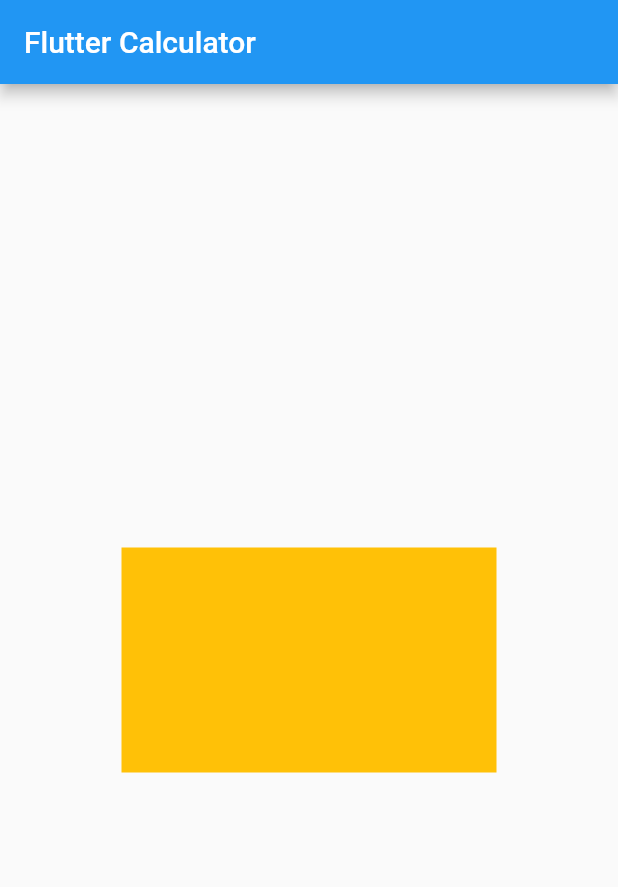
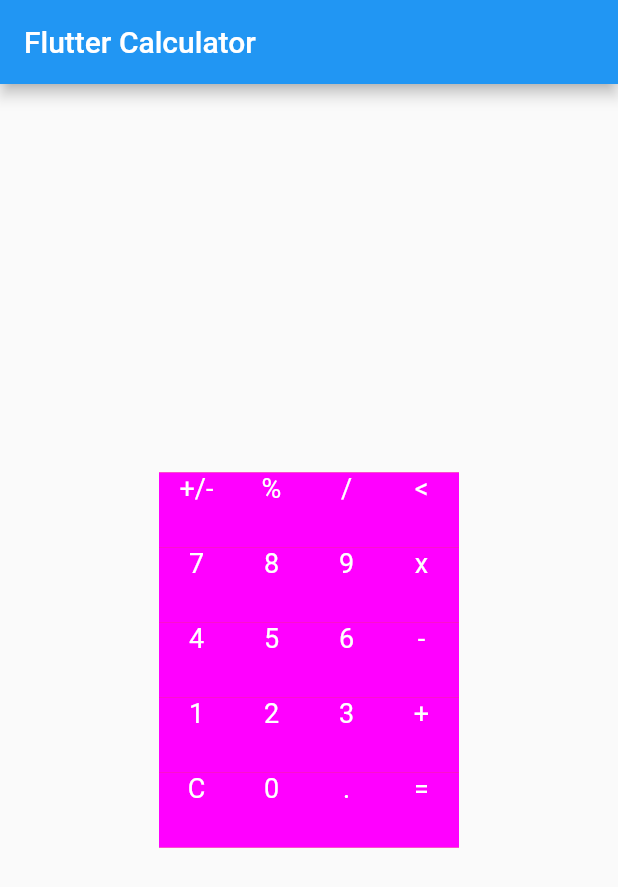
Before and after one commit to sh1l0n/flutter-calculator-apple-style, a Flutter app: the screen it shows after launch, on a phone screen of 412 x 824 dp. Shown: the top 887 px of the screen. Run offline on Flutter 3.47's test engine with Material 2 defaults, Android fonts, the phone set to English and light mode, and no system bars.

```diff
--- a/lib/calculator/number_pad.dart
+++ b/lib/calculator/number_pad.dart
@@ -5,6 +5,7 @@
 
 import 'package:flutter/material.dart';
 import 'package:flutter/widgets.dart';
+import 'package:flutter_calc/calculator/numer_pad_button.dart';
 import 'package:flutter_calc/calculator/widget_style_config.dart';
 
 class NumberPadWidget extends StatefulWidget {
@@ -25,7 +26,7 @@ class NumberPadWidget extends StatefulWidget {
 
 class _NumberPadWState extends State<NumberPadWidget> {
 
-  static final List<int> padSize = [5, 3];
+  static final List<int> padSize = [4, 5];
   static final List<List<String>> defaultOrderButtons = [
     ["+/-", "%", "/", "<"],
     ["7", "8", "9", "x"],
@@ -37,11 +38,63 @@ class _NumberPadWState extends State<NumberPadWidget> {
   @override
   Widget build(BuildContext context) {
 
+    // List<Widget> padRows = [];
+    // for (final List<String> rowInfoButtons in defaultOrderButtons) {
+    //   List<Widget> buttons = [];
+    //   for (final String buttonTitle in rowInfoButtons) {
+    //     final button = NumberPadButtonWidget(
+    //       text: buttonTitle,
+    //       isEnabled: true,
+    //       textStyleConfig: widget.textStyle,
+    //       widgetStyleConfig: widget.buttonStyle,
+    //       onTap: null,
+    //     );
+    //     buttons.add(button);
+    //   }
+    //   final row = Row(
+    //     mainAxisAlignment: MainAxisAlignment.spaceBetween,
+    //     children: buttons,
+    //   );
+    //   padRows.add(row);
+    // }
 
-    return Container(
-      width: widget.buttonStyle.size.width * padSize[0],
-      height: widget.buttonStyle.size.height * padSize[1],
-      color: Colors.amber,
+    // return Container(
+    //   width: widget.buttonStyle.size.width * padSize[0],
+    //   height: widget.buttonStyle.size.height * padSize[1],
+    //   color: Colors.amber,
+    //   child:  Column(
+    //     mainAxisAlignment: MainAxisAlignment.spaceBetween,
+    //     children: padRows,
+    //   ),
+    // );
+
+    List<Widget> buttons = [];
+    for (final List<String> row in defaultOrderButtons) {
+      for (final String column in row) {
+        final button = NumberPadButtonWidget(
+          text: column,
+          isEnabled: true,
+          textStyleConfig: widget.textStyle,
+          widgetStyleConfig: widget.buttonStyle,
+          onTap: null,
+        );
+        buttons.add(button);
+      }
+    }
+
+    return Material(
+      type: MaterialType.transparency,
+      child: Container(
+        // margin: EdgeInsets.only(top: 230),
+        margin: EdgeInsets.all(50),
+        width: widget.buttonStyle.size.width * padSize[0],
+        height: widget.buttonStyle.size.height * padSize[1],
+        color: Colors.red,
+        child: GridView.count(
+          crossAxisCount: 4, // 4 columns
+          children: buttons,
+        ),
+      ),
     );
   }
 }
--- a/lib/calculator/numer_pad_button.dart
+++ b/lib/calculator/numer_pad_button.dart
@@ -2,6 +2,8 @@
 // Created by sh1l0n
 // Copyright © 2019 iRobot Corporation All rights reserved.
 //
+
+import 'dart:async';
 
 import 'package:flutter/gestures.dart';
 import 'package:flutter/material.dart';
@@ -29,11 +31,20 @@ class NumberPadButtonWidget extends StatefulWidget {
   State<StatefulWidget> createState() => _NumerPadButtonState();
 }
 
+// enum NumerPadButtonAction {
+//   NORMAL,
+//   PRESSED,
+//   DISABLED
+// }
+
 class _NumerPadButtonState extends State<NumberPadButtonWidget> {
+
+  // final StreamController<NumerPadButtonAction> _colo
 
   void handleTouch() {
     if (widget.isEnabled) {
-      widget.onTap.add(widget.text);
+      print("handleTouch " + widget.text);
+      // widget.onTap.add(widget.text);
     }
   }
 
@@ -43,9 +54,6 @@ class _NumerPadButtonState extends State<NumberPadButtonWidget> {
     final Color color = widget.isEnabled ? widget.widgetStyleConfig.normalColor : widget.widgetStyleConfig.disableColor;
 
     return GestureDetector(
-      onTapDown: (TapDownDetails details) {
-        handleTouch();
-      },
       onTapUp: (TapUpDetails details) {
         handleTouch();
       },
--- a/lib/main.dart
+++ b/lib/main.dart
@@ -33,15 +33,15 @@ class _MyHomePageState extends State<MyHomePage> {
 
     final TextStyleConfig textStyle = TextStyleConfig(
       size: 18,
-      color: Color(0x000000),
+      color: Color(0xffffffff),
       family: "Arial-MT",
       weight: FontWeight.normal,
       package: "",
     );
     final ContainerStyleConfig buttonStyle = ContainerStyleConfig(
-      normalColor: null,
-      highlightColor: null,
-      disableColor: null,
+      normalColor: Color(0xffff00ff),
+      highlightColor: Color(0x0000ffff),
+      disableColor: Color(0x00ff00ff),
       size: Size(50, 50)
     );
 
```
Also changed, not shown: 1 other file.
